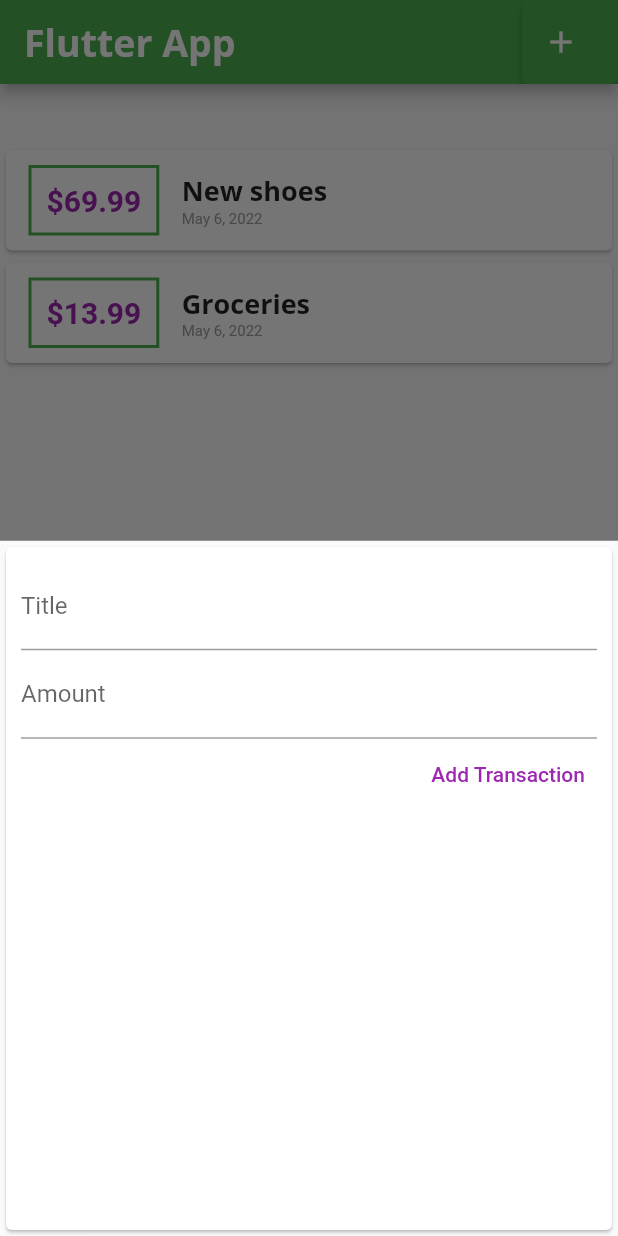
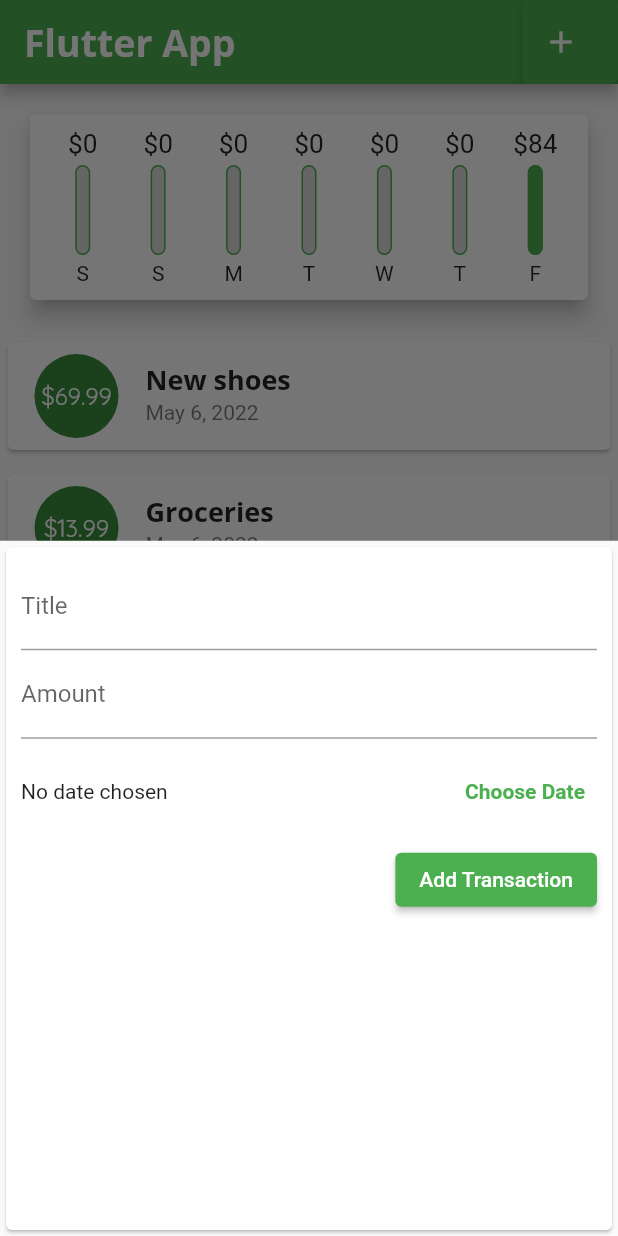
Before and after one commit to arturkult/flutter-samples, a Flutter app: the screen it shows after launch, after a tap on the "add" icon, on a phone screen of 412 x 824 dp. Run offline on Flutter 3.47's test engine with Material 2 defaults, Android fonts, the light colour scheme and no system bars; our stand-ins replace sqflite; missing offline and left inert: dart:html; accounts and stored records are empty; Roboto replaces fonts that are missing (Open Sans).

Commit message:
add chart

```diff
--- a/expense_manger/lib/widgets/chart.dart
+++ b/expense_manger/lib/widgets/chart.dart
@@ -1,4 +1,5 @@
 import 'package:expense_manger/models/transaction.dart';
+import 'package:expense_manger/widgets/chart_bar.dart';
 import 'package:flutter/material.dart';
 import 'package:intl/intl.dart';
 
@@ -18,13 +19,11 @@ class Chart extends StatelessWidget {
           totalSum += _recentTransactions[i].amount;
         }
       }
-      print(DateFormat.E().format(weekDay));
-      print(totalSum);
       return {
-        'day': DateFormat.E().format(weekDay),
+        'day': DateFormat.E().format(weekDay).substring(0, 1),
         'amount': totalSum,
       };
-    });
+    }).reversed.toList();
   }
 
   @override
@@ -32,7 +31,30 @@ class Chart extends StatelessWidget {
     return Card(
       elevation: 6,
       margin: EdgeInsets.all(20),
-      child: Row(children: []),
+      child: Container(
+        padding: EdgeInsets.all(10),
+        child: Row(
+            mainAxisAlignment: MainAxisAlignment.spaceAround,
+            children: groupedTransactionValues.map((data) {
+              return Flexible(
+                fit: FlexFit.tight,
+                child: ChartBar(
+                  data['day'] as String,
+                  data['amount'] as double,
+                  maxSpending == 0
+                      ? maxSpending
+                      : (data['amount'] as double) / maxSpending,
+                ),
+              );
+            }).toList()),
+      ),
     );
   }
+
+  double get maxSpending {
+    return groupedTransactionValues.fold(
+        0.0,
+        (previousValue, element) =>
+            previousValue + (element['amount'] as double));
+  }
 }
--- /dev/null
+++ b/expense_manger/lib/widgets/chart_bar.dart
@@ -0,0 +1,49 @@
+import 'package:flutter/material.dart';
+
+class ChartBar extends StatelessWidget {
+  final String label;
+  final double spendingAmount;
+  final double spendingPctOfTotal;
+
+  ChartBar(this.label, this.spendingAmount, this.spendingPctOfTotal);
+
+  @override
+  Widget build(BuildContext context) {
+    return Column(
+      children: [
+        Container(
+          height: 20,
+          child:
+              FittedBox(child: Text('\$${spendingAmount.toStringAsFixed(0)}')),
+        ),
+        SizedBox(
+          height: 4,
+        ),
+        Container(
+          height: 60,
+          width: 10,
+          child: Stack(
+            children: [
+              Container(
+                decoration: BoxDecoration(
+                    border: Border.all(color: Colors.green, width: 1.0),
+                    color: Color.fromRGBO(220, 220, 220, 1),
+                    borderRadius: BorderRadius.circular(10)),
+              ),
+              FractionallySizedBox(
+                heightFactor: spendingPctOfTotal,
+                child: Container(
+                  decoration: BoxDecoration(
+                      color: Theme.of(context).primaryColor,
+                      borderRadius: BorderRadius.circular(10)),
+                ),
+              )
+            ],
+          ),
+        ),
+        SizedBox(height: 4),
+        Text(label),
+      ],
+    );
+  }
+}
--- a/expense_manger/lib/widgets/new_transaction.dart
+++ b/expense_manger/lib/widgets/new_transaction.dart
@@ -1,4 +1,5 @@
 import 'package:flutter/material.dart';
+import 'package:intl/intl.dart';
 
 class NewTransaction extends StatefulWidget {
   final Function addTx;
@@ -13,8 +14,9 @@ class _NewTransactionState extends State<NewTransaction> {
   final titleController = TextEditingController();
 
   final amountController = TextEditingController();
+  DateTime? _selectedDate;
 
-  void submitData() {
+  void _submitData() {
     final enteredTitle = titleController.text;
     final enteredAmount = double.parse(amountController.text);
     if (enteredTitle.isEmpty || enteredAmount <= 0) {
@@ -22,6 +24,22 @@ class _NewTransactionState extends State<NewTransaction> {
     }
     widget.addTx(enteredTitle, enteredAmount);
     Navigator.of(context).pop();
+  }
+
+  void _presentDatePicker() {
+    showDatePicker(
+            context: context,
+            initialDate: DateTime.now(),
+            firstDate: DateTime(2022, 01, 01),
+            lastDate: DateTime.now())
+        .then((pickedDate) {
+      if (pickedDate == null) {
+        return;
+      }
+      setState(() {
+        _selectedDate = pickedDate;
+      });
+    });
   }
 
   @override
@@ -35,20 +53,47 @@ class _NewTransactionState extends State<NewTransaction> {
             TextField(
               decoration: InputDecoration(labelText: 'Title'),
               controller: titleController,
-              onSubmitted: (_) => submitData(),
+              onSubmitted: (_) => _submitData(),
             ),
             TextField(
               decoration: InputDecoration(labelText: 'Amount'),
               controller: amountController,
               keyboardType: TextInputType.number,
-              onSubmitted: (_) => submitData(),
+              onSubmitted: (_) => _submitData(),
             ),
-            TextButton(
-              onPressed: () => submitData(),
+            Container(
+              height: 70,
+              child: Row(
+                children: [
+                  Expanded(
+                    child: Text(_selectedDate == null
+                        ? 'No date chosen'
+                        : 'Picked date: ${DateFormat.yMd().format(_selectedDate!)}'),
+                  ),
+                  TextButton(
+                    onPressed: _presentDatePicker,
+                    child: Text(
+                      'Choose Date',
+                      style: TextStyle(
+                        fontWeight: FontWeight.bold,
+                      ),
+                    ),
+                    style: ButtonStyle(
+                        foregroundColor: MaterialStateProperty.all(
+                            Theme.of(context).primaryColor),
+                        backgroundColor:
+                            MaterialStateProperty.all(Colors.white)),
+                  )
+                ],
+              ),
+            ),
+            ElevatedButton(
+              onPressed: () => _submitData(),
               child: Text('Add Transaction'),
               style: ButtonStyle(
-                foregroundColor: MaterialStateProperty.all(Colors.purple),
-              ),
+                  backgroundColor:
+                      MaterialStateProperty.all(Theme.of(context).primaryColor),
+                  foregroundColor: MaterialStateProperty.all(Colors.white)),
             )
           ],
         ),
--- a/expense_manger/lib/widgets/transaction_list.dart
+++ b/expense_manger/lib/widgets/transaction_list.dart
@@ -31,46 +31,22 @@ class TransactionList extends StatelessWidget {
                 itemBuilder: (context, index) {
                   Transaction tx = transactions[index];
                   return Card(
-                    child: Row(
-                      children: <Widget>[
-                        Container(
-                          margin: const EdgeInsets.symmetric(
-                            vertical: 10,
-                            horizontal: 15,
+                    margin: EdgeInsets.symmetric(vertical: 8, horizontal: 5),
+                    child: ListTile(
+                      leading: CircleAvatar(
+                        radius: 30,
+                        child: Padding(
+                          padding: const EdgeInsets.all(6.0),
+                          child: FittedBox(
+                            child: Text('\$${tx.amount}'),
                           ),
-                          child: Text(
-                            '\$${tx.amount.toStringAsFixed(2)}',
-                            style: const TextStyle(
-                              fontWeight: FontWeight.bold,
-                              fontSize: 20,
-                              color: Colors.purple,
-                            ),
-                          ),
-                          decoration: BoxDecoration(
-                            border: Border.all(
-                              color: Theme.of(context).primaryColor,
-                              width: 2,
-                            ),
-                          ),
-                          padding: const EdgeInsets.all(10),
                         ),
-                        Column(
-                          crossAxisAlignment: CrossAxisAlignment.start,
-                          children: [
-                            Text(
-                              tx.title,
-                              style: Theme.of(context).textTheme.headline6,
-                            ),
-                            Text(
-                              DateFormat.yMMMd().format(tx.date),
-                              style: const TextStyle(
-                                color: Colors.grey,
-                                fontSize: 10,
-                              ),
-                            )
-                          ],
-                        )
-                      ],
+                      ),
+                      title: Text(
+                        tx.title,
+                        style: Theme.of(context).textTheme.headline6,
+                      ),
+                      subtitle: Text(DateFormat.yMMMd().format(tx.date)),
                     ),
                   );
                 },
```
